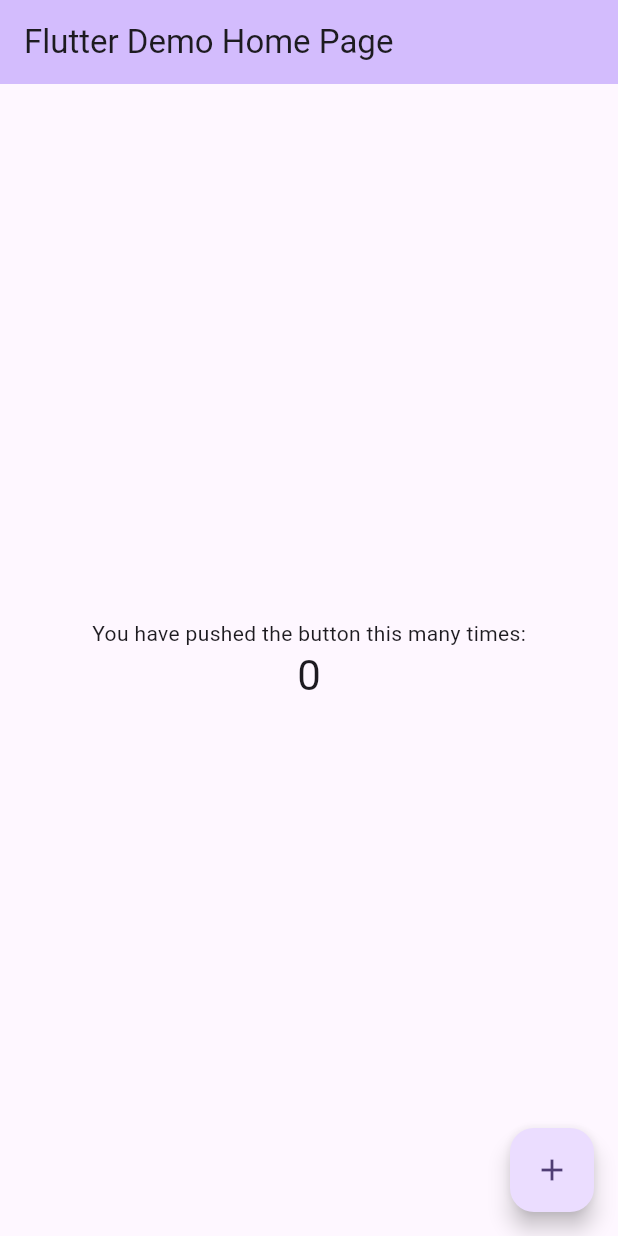
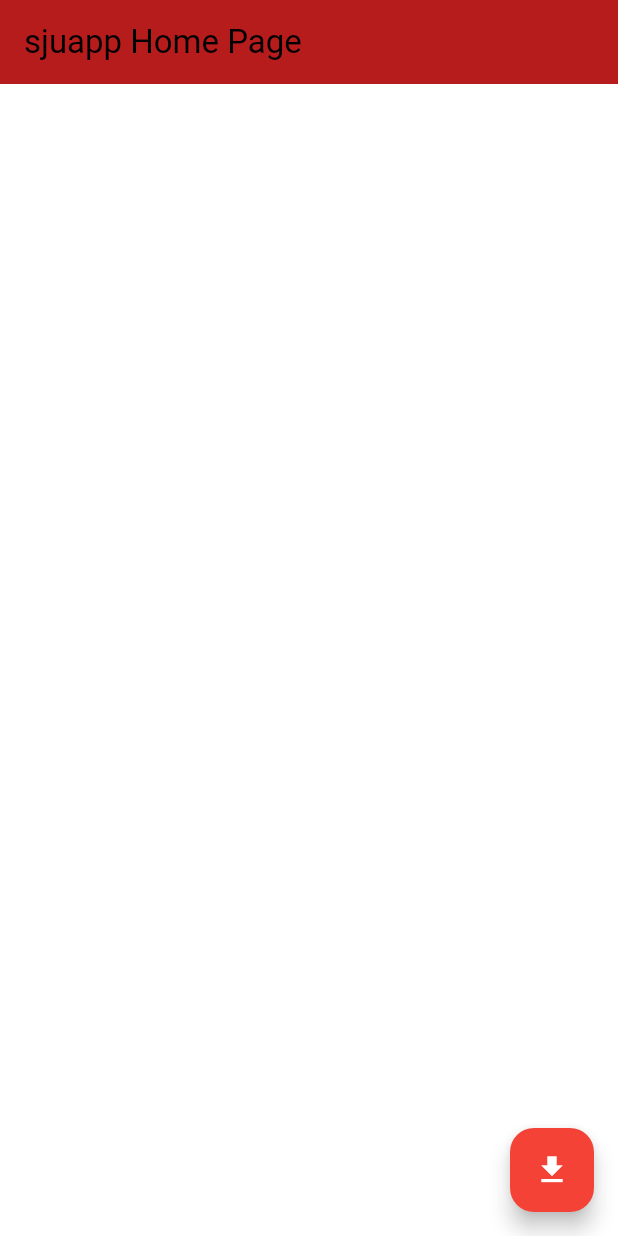
Before and after one commit to ryanhassell/sjuapp, a Flutter app: the screen it shows after launch, on a phone screen of 412 x 824 dp. Run offline on Flutter 3.47's test engine with Material 2 defaults, Android fonts, the phone set to English and light mode, and no system bars.

Commit message:
Added a request for riders to the front-end

```diff
--- a/lib/main.dart
+++ b/lib/main.dart
@@ -1,52 +1,61 @@
 import 'package:flutter/material.dart';
+import 'package:http/http.dart' as http;
+import 'dart:convert';
 
 void main() {
   runApp(const MyApp());
 }
 
+class Rider {
+  final int id;
+  final String firstName;
+  final String lastName;
+  final DateTime dateRegistered;
+  final String emailAddress;
+  final int phoneNumber;
+
+  Rider({
+    required this.id,
+    required this.firstName,
+    required this.lastName,
+    required this.dateRegistered,
+    required this.emailAddress,
+    required this.phoneNumber,
+  });
+
+  factory Rider.fromJson(Map<String, dynamic> json) {
+    return Rider(
+      id: json['id'],
+      firstName: json['first_name'],
+      lastName: json['last_name'],
+      dateRegistered: DateTime.parse(json['date_registered']),
+      emailAddress: json['email_address'],
+      phoneNumber: json['phone_number'],
+    );
+  }
+}
+
 class MyApp extends StatelessWidget {
   const MyApp({super.key});
 
-  // This widget is the root of your application.
   @override
   Widget build(BuildContext context) {
     return MaterialApp(
-      title: 'Flutter Demo',
+      title: 'sjuapp',
       theme: ThemeData(
-        // This is the theme of your application.
-        //
-        // TRY THIS: Try running your application with "flutter run". You'll see
-        // the application has a blue toolbar. Then, without quitting the app,
-        // try changing the seedColor in the colorScheme below to Colors.green
-        // and then invoke "hot reload" (save your changes or press the "hot
-        // reload" button in a Flutter-supported IDE, or press "r" if you used
-        // the command line to start the app).
-        //
-        // Notice that the counter didn't reset back to zero; the application
-        // state is not lost during the reload. To reset the state, use hot
-        // restart instead.
-        //
-        // This works for code too, not just values: Most code changes can be
-        // tested with just a hot reload.
-        colorScheme: ColorScheme.fromSeed(seedColor: Colors.deepPurple),
+        colorScheme: ColorScheme.fromSwatch(
+          primarySwatch: Colors.red,
+          backgroundColor: Colors.white,
+        ),
         useMaterial3: true,
       ),
-      home: const MyHomePage(title: 'Flutter Demo Home Page'),
+      home: const MyHomePage(title: 'sjuapp Home Page'),
     );
   }
 }
 
 class MyHomePage extends StatefulWidget {
   const MyHomePage({super.key, required this.title});
-
-  // This widget is the home page of your application. It is stateful, meaning
-  // that it has a State object (defined below) that contains fields that affect
-  // how it looks.
-
-  // This class is the configuration for the state. It holds the values (in this
-  // case the title) provided by the parent (in this case the App widget) and
-  // used by the build method of the State. Fields in a Widget subclass are
-  // always marked "final".
 
   final String title;
 
@@ -55,71 +64,70 @@ class MyHomePage extends StatefulWidget {
 }
 
 class _MyHomePageState extends State<MyHomePage> {
-  int _counter = 0;
+  List<Rider> riderDataList = [];
 
-  void _incrementCounter() {
-    setState(() {
-      // This call to setState tells the Flutter framework that something has
-      // changed in this State, which causes it to rerun the build method below
-      // so that the display can reflect the updated values. If we changed
-      // _counter without calling setState(), then the build method would not be
-      // called again, and so nothing would appear to happen.
-      _counter++;
-    });
+  Future<void> fetchDataFromApi() async {
+    final url = Uri.parse('http://127.0.0.1:8000/riders'); // Replace with your API URL
+    final response = await http.get(url);
+
+    if (response.statusCode == 200) {
+      final List<dynamic> data = json.decode(response.body);
+
+      setState(() {
+        riderDataList = data.map((item) => Rider.fromJson(item)).toList();
+      });
+    } else {
+      print('Request failed with status: ${response.statusCode}');
+    }
   }
 
   @override
   Widget build(BuildContext context) {
-    // This method is rerun every time setState is called, for instance as done
-    // by the _incrementCounter method above.
-    //
-    // The Flutter framework has been optimized to make rerunning build methods
-    // fast, so that you can just rebuild anything that needs updating rather
-    // than having to individually change instances of widgets.
     return Scaffold(
       appBar: AppBar(
-        // TRY THIS: Try changing the color here to a specific color (to
-        // Colors.amber, perhaps?) and trigger a hot reload to see the AppBar
-        // change color while the other colors stay the same.
-        backgroundColor: Theme.of(context).colorScheme.inversePrimary,
-        // Here we take the value from the MyHomePage object that was created by
-        // the App.build method, and use it to set our appbar title.
+        backgroundColor: Colors.red[900],
         title: Text(widget.title),
       ),
-      body: Center(
-        // Center is a layout widget. It takes a single child and positions it
-        // in the middle of the parent.
-        child: Column(
-          // Column is also a layout widget. It takes a list of children and
-          // arranges them vertically. By default, it sizes itself to fit its
-          // children horizontally, and tries to be as tall as its parent.
-          //
-          // Column has various properties to control how it sizes itself and
-          // how it positions its children. Here we use mainAxisAlignment to
-          // center the children vertically; the main axis here is the vertical
-          // axis because Columns are vertical (the cross axis would be
-          // horizontal).
-          //
-          // TRY THIS: Invoke "debug painting" (choose the "Toggle Debug Paint"
-          // action in the IDE, or press "p" in the console), to see the
-          // wireframe for each widget.
-          mainAxisAlignment: MainAxisAlignment.center,
-          children: <Widget>[
-            const Text(
-              'You have pushed the button this many times:',
+      body: ListView.builder(
+        itemCount: riderDataList.length,
+        itemBuilder: (context, index) {
+          final rider = riderDataList[index];
+
+          return GestureDetector(
+            onTap: () {
+              print("Tapped Rider ID: ${rider.id}");
+              print("First Name: ${rider.firstName}");
+              print("Last Name: ${rider.lastName}");
+              print("Phone Number: ${rider.phoneNumber}");
+              // Add more handling as needed
+            },
+            child: Container(
+              decoration: BoxDecoration(
+                border: Border.all(color: Colors.red),
+                borderRadius: BorderRadius.circular(10),
+              ),
+              margin: EdgeInsets.all(8),
+              padding: EdgeInsets.all(8),
+              child: Column(
+                crossAxisAlignment: CrossAxisAlignment.start,
+                children: [
+                  Text("ID: ${rider.id}", style: TextStyle(fontSize: 16)),
+                  Text("First Name: ${rider.firstName}", style: TextStyle(fontSize: 16)),
+                  Text("Last Name: ${rider.lastName}", style: TextStyle(fontSize: 16)),
+                  Text("Date Registered: ${rider.dateRegistered}", style: TextStyle(fontSize: 16)),
+                  Text("Email Address: ${rider.emailAddress}", style: TextStyle(fontSize: 16)),
+                  Text("Phone Number: ${rider.phoneNumber}", style: TextStyle(fontSize: 16)),
+                ],
+              ),
             ),
-            Text(
-              '$_counter',
-              style: Theme.of(context).textTheme.headlineMedium,
-            ),
-          ],
-        ),
+          );
+        },
       ),
       floatingActionButton: FloatingActionButton(
-        onPressed: _incrementCounter,
-        tooltip: 'Increment',
-        child: const Icon(Icons.add),
-      ), // This trailing comma makes auto-formatting nicer for build methods.
+        onPressed: fetchDataFromApi,
+        tooltip: 'Fetch Data',
+        child: const Icon(Icons.download),
+      ),
     );
   }
 }
--- a/pubspec.yaml
+++ b/pubspec.yaml
@@ -35,6 +35,12 @@ dependencies:
   # The following adds the Cupertino Icons font to your application.
   # Use with the CupertinoIcons class for iOS style icons.
   cupertino_icons: ^1.0.2
+
+  # Postgres Database
+  postgres: ^2.4.3
+
+  # http
+  http: ^0.13.3
 
 dev_dependencies:
   flutter_test:
```
Also changed, not shown: pubspec.lock.
